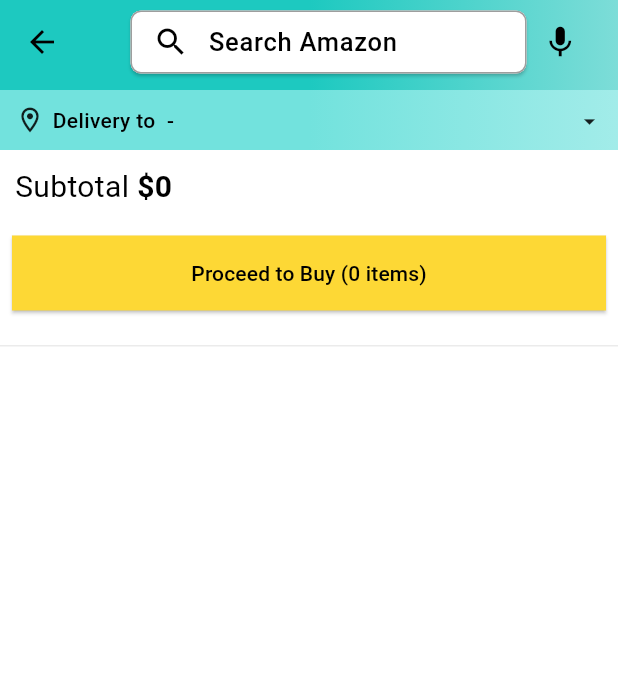
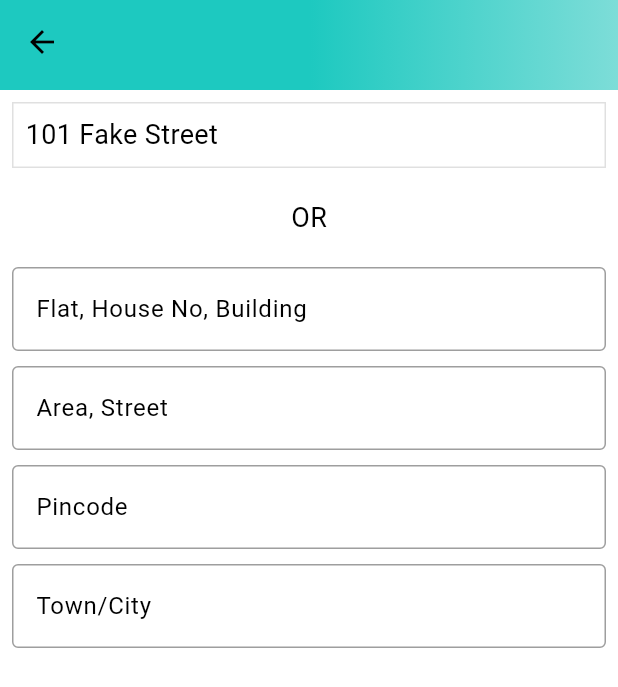
Before and after one commit to salman-rafii/amazon_clone_flutter, a Flutter app: the CartScreen screen opened directly, after a tap on an icon or button, on a phone screen of 412 x 824 dp. Shown: the top 687 px of the screen. Run offline on Flutter 3.47's test engine with Material 2 defaults, Android fonts, the phone set to English and light mode, and no system bars; our stand-ins replace badges, carousel_slider, dotted_border, file_picker, flutter_rating_bar, shared_preferences; missing offline and left inert: cloudinary_public; accounts and stored records are empty.

Commit message:
Added Address box after proceed to buy

```diff
--- /dev/null
+++ b/lib/features/address/screens/address_screen.dart
@@ -0,0 +1,97 @@
+import 'package:amazon_clone_flutter/common/widgets/custom_textfield.dart';
+import 'package:amazon_clone_flutter/constants/global_variables.dart';
+import 'package:amazon_clone_flutter/widgets/custom_text.dart';
+import 'package:flutter/material.dart';
+
+class AddressScreen extends StatefulWidget {
+  static const String routeName = "/address-screen";
+  const AddressScreen({super.key});
+
+  @override
+  State<AddressScreen> createState() => _AddressScreenState();
+}
+
+class _AddressScreenState extends State<AddressScreen> {
+  final _formKey = GlobalKey<FormState>();
+
+  final TextEditingController flatBuildingController = TextEditingController();
+  final TextEditingController areaController = TextEditingController();
+  final TextEditingController pincodeController = TextEditingController();
+  final TextEditingController cityController = TextEditingController();
+  @override
+  Widget build(BuildContext context) {
+    // final address = context.watch<UserProvider>().user.address;
+    const address = "101 Fake Street";
+    return Scaffold(
+      appBar: PreferredSize(
+        preferredSize: const Size.fromHeight(60),
+        child: AppBar(
+          flexibleSpace: Container(
+            decoration: const BoxDecoration(
+              gradient: GlobalVariables.appBarGradient,
+            ),
+          ),
+        ),
+      ),
+      body: SingleChildScrollView(
+        child: Padding(
+          padding: const EdgeInsets.all(8.0),
+          child: Form(
+            key: _formKey,
+            child: Column(
+              children: [
+                if (address.isNotEmpty)
+                  Column(
+                    children: [
+                      Container(
+                        padding: const EdgeInsets.all(8),
+                        width: double.infinity,
+                        decoration: BoxDecoration(
+                          border: Border.all(
+                            color: Colors.black12,
+                          ),
+                        ),
+                        child: const CustomText(
+                          text: address,
+                          fontSize: 18.0,
+                        ),
+                      ),
+                      const SizedBox(
+                        height: 20,
+                      ),
+                      const CustomText(
+                        text: 'OR',
+                        fontSize: 18.0,
+                      ),
+                      const SizedBox(
+                        height: 20,
+                      ),
+                    ],
+                  ),
+                CustomTextField(
+                  controller: flatBuildingController,
+                  hintText: 'Flat, House No, Building',
+                ),
+                const SizedBox(height: 10),
+                CustomTextField(
+                  controller: areaController,
+                  hintText: 'Area, Street',
+                ),
+                const SizedBox(height: 10),
+                CustomTextField(
+                  controller: pincodeController,
+                  hintText: 'Pincode',
+                ),
+                const SizedBox(height: 10),
+                CustomTextField(
+                  controller: cityController,
+                  hintText: 'Town/City',
+                ),
+              ],
+            ),
+          ),
+        ),
+      ),
+    );
+  }
+}
--- a/lib/features/cart/screens/cart_screen.dart
+++ b/lib/features/cart/screens/cart_screen.dart
@@ -1,5 +1,6 @@
 import 'package:amazon_clone_flutter/common/widgets/custom_button.dart';
 import 'package:amazon_clone_flutter/constants/global_variables.dart';
+import 'package:amazon_clone_flutter/features/address/screens/address_screen.dart';
 import 'package:amazon_clone_flutter/features/cart/widgets/cart_product.dart';
 import 'package:amazon_clone_flutter/features/cart/widgets/cart_subtotal.dart';
 import 'package:amazon_clone_flutter/features/home/widgets/address_box.dart';
@@ -21,6 +22,13 @@ class _CartScreenState extends State<CartScreen> {
       context,
       SearchScreen.routeName,
       arguments: query,
+    );
+  }
+
+  void navigateToAddressScreen() {
+    Navigator.pushNamed(
+      context,
+      AddressScreen.routeName,
     );
   }
 
@@ -107,7 +115,7 @@ class _CartScreenState extends State<CartScreen> {
               child: CustomButton(
                 text: 'Proceed to Buy (${user.cart.length} items)',
                 color: Colors.yellow[600],
-                onTap: () {},
+                onTap: navigateToAddressScreen,
               ),
             ),
             const SizedBox(
--- a/lib/routes/router.dart
+++ b/lib/routes/router.dart
@@ -1,4 +1,5 @@
 import 'package:amazon_clone_flutter/common/widgets/bottom_bar.dart';
+import 'package:amazon_clone_flutter/features/address/screens/address_screen.dart';
 import 'package:amazon_clone_flutter/features/admin/screens/add_product_screen.dart';
 import 'package:amazon_clone_flutter/features/auth/screens/auth_screen.dart';
 import 'package:amazon_clone_flutter/features/home/screens/category_deals_screen.dart';
@@ -48,6 +49,10 @@ Route<dynamic> generateRoute(RouteSettings settings) {
           product: product,
         ),
       );
+    case AddressScreen.routeName:
+      return MaterialPageRoute(
+        builder: (_) => const AddressScreen(),
+      );
     default:
       return MaterialPageRoute(
         builder: (_) => const Scaffold(
```
Also changed, not shown: lib/features/address/services/address_services.dart (added).
